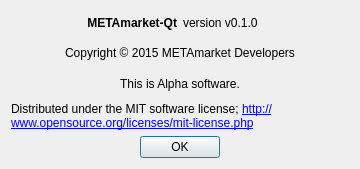
Qt form qtui/about_dialog.ui (metamarcdw/metamarket) before a commit.
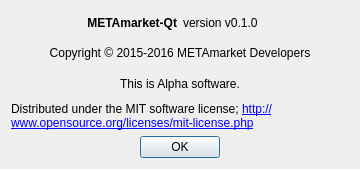
The same form after that commit.

Commit message: Update year on copyright label on AboutDlg

What changed in the file:
```diff
--- a/qtui/about_dialog.ui
+++ b/qtui/about_dialog.ui
@@ -46,7 +46,7 @@
      <item>
       <widget class="QLabel" name="label_2">
        <property name="text">
-        <string>&lt;html&gt;&lt;head/&gt;&lt;body&gt;&lt;p&gt;Copyright © 2015 METAmarket Developers&lt;/p&gt;&lt;/body&gt;&lt;/html&gt;</string>
+        <string>&lt;html&gt;&lt;head/&gt;&lt;body&gt;&lt;p&gt;Copyright © 2015-2016 METAmarket Developers&lt;/p&gt;&lt;/body&gt;&lt;/html&gt;</string>
        </property>
        <property name="alignment">
         <set>Qt::AlignCenter</set>
```
The commit also changes 1 other file.
